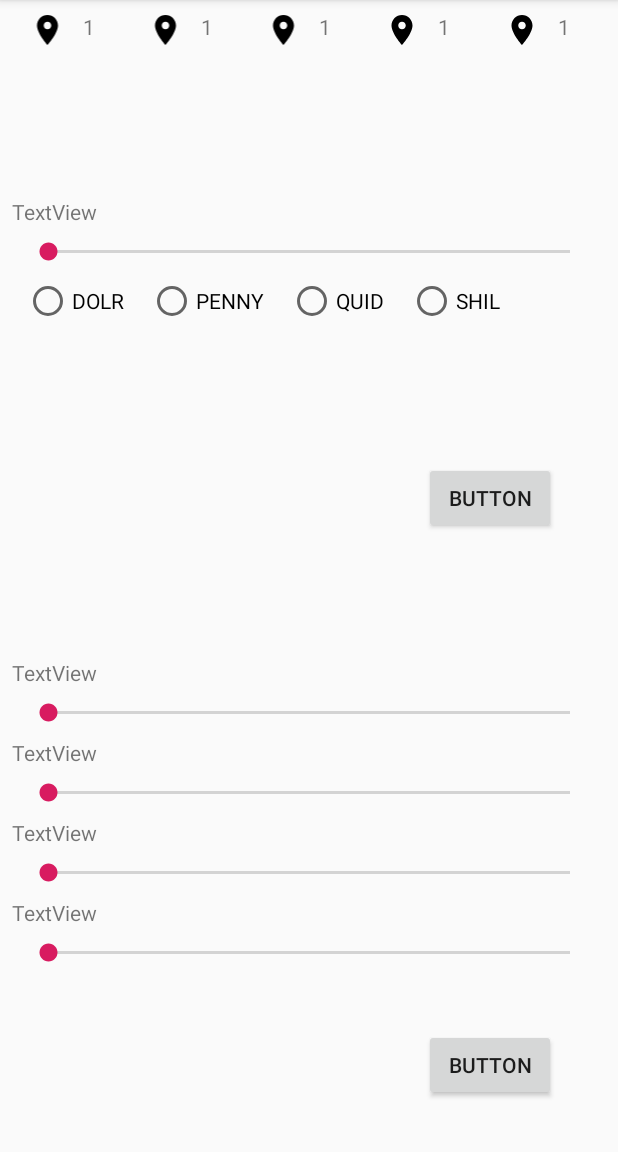
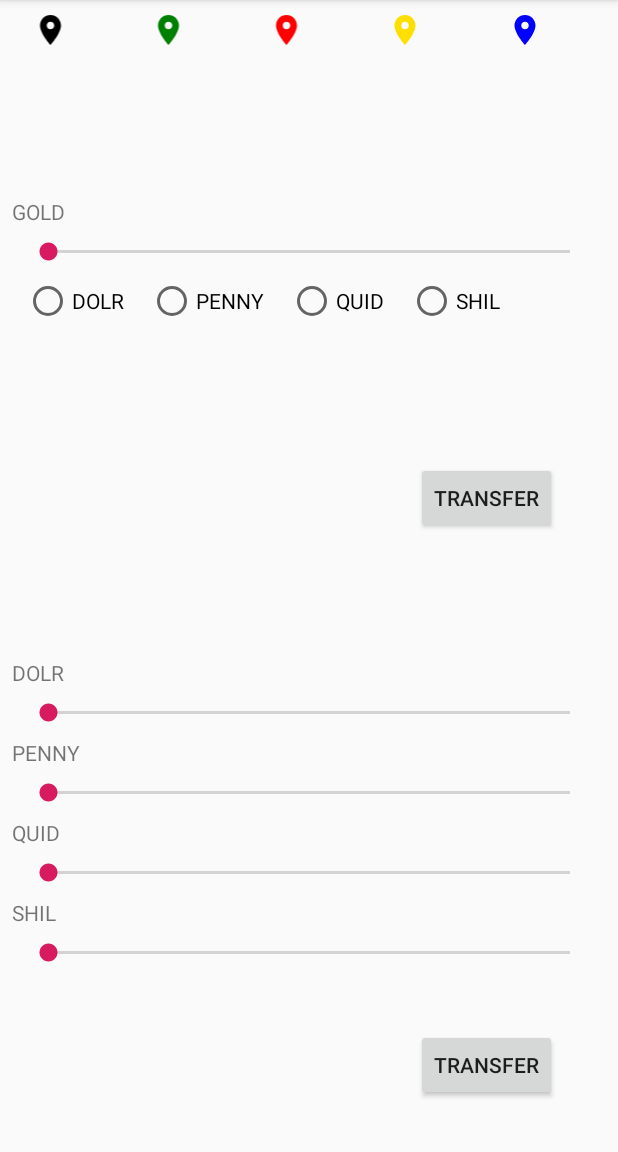
Before and after one commit to Tim-Tianyu/Coinz, an Android app: the BankActivity screen opened directly, with no data from a screen before it, on a phone screen of 412 x 824 dp, the part 84-1236 px from its top. Run offline under Robolectric (Android 15) with nearby library versions, the phone set to English and light mode, and no system bars; network calls fail.

Commit message:
naming components, retrieve exchange rate

```diff
--- a/app/src/main/java/com/example/tim/coinz/MapActivity.java
+++ b/app/src/main/java/com/example/tim/coinz/MapActivity.java
@@ -36,6 +36,9 @@ import com.mapbox.mapboxsdk.maps.MapboxMap;
 import com.mapbox.mapboxsdk.maps.OnMapReadyCallback;
 import com.mapbox.mapboxsdk.plugins.locationlayer.LocationLayerPlugin;
 
+import org.json.JSONException;
+import org.json.JSONObject;
+
 import java.util.List;
 import java.util.Objects;
 
@@ -58,6 +61,25 @@ public class MapActivity extends AppCompatActivity implements OnMapReadyCallback
         setContentView(R.layout.activity_map);
         Intent intent = getIntent();
         jsonString = intent.getStringExtra("GEO_JSON");
+        double rateShil, rateDolr, ratePenny, rateQuid;
+
+        try {
+            JSONObject jsonObject = new JSONObject(jsonString);
+            JSONObject rates = jsonObject.getJSONObject("rates");
+            rateShil = rates.getDouble("SHIL");
+            rateDolr = rates.getDouble("DOLR");
+            ratePenny = rates.getDouble("PENNY");
+            rateQuid = rates.getDouble("QUID");
+        } catch (JSONException e) {
+            e.printStackTrace();
+            rateShil = 1.0;
+            rateDolr = 1.0;
+            ratePenny = 1.0;
+            rateQuid = 1.0;
+        }
+
+        Bank.theBank = new Bank(20, 0,rateDolr, rateQuid, rateShil, ratePenny, 5,10,10,10,10);
+
         Button btnWallet = (Button) findViewById(R.id.btnWallet);
         btnWallet.setOnClickListener(new View.OnClickListener() {
             @Override
--- a/app/src/main/res/layout/activity_bank.xml
+++ b/app/src/main/res/layout/activity_bank.xml
@@ -7,7 +7,7 @@
     tools:context=".BankActivity">
 
     <LinearLayout
-        android:id="@+id/linearLayout"
+        android:id="@+id/activity_bank_ll"
         android:layout_width="match_parent"
         android:layout_height="wrap_content"
         android:layout_marginStart="8dp"
@@ -20,89 +20,84 @@
         app:layout_constraintTop_toTopOf="parent">
 
         <ImageView
-            android:id="@+id/img_gold"
+            android:id="@+id/activity_bank_img_gold"
             android:layout_width="wrap_content"
             android:layout_height="wrap_content"
             android:layout_weight="1"
             app:srcCompat="@drawable/ic_baseline_room_24px" />
 
         <TextView
-            android:id="@+id/txt_gold_value"
+            android:id="@+id/activity_bank_txt_gold_value"
+            android:layout_width="wrap_content"
+            android:layout_height="wrap_content"
+            android:layout_weight="1" />
+
+        <ImageView
+            android:id="@+id/activity_bank_img_dolr"
             android:layout_width="wrap_content"
             android:layout_height="wrap_content"
             android:layout_weight="1"
-            android:text="1" />
+            app:srcCompat="@drawable/ic_baseline_room_dolr" />
+
+        <TextView
+            android:id="@+id/activity_bank_txt_dolr_value"
+            android:layout_width="wrap_content"
+            android:layout_height="wrap_content"
+            android:layout_weight="1" />
 
         <ImageView
-            android:id="@+id/img_dolr"
+            android:id="@+id/activity_bank_img_penny"
             android:layout_width="wrap_content"
             android:layout_height="wrap_content"
             android:layout_weight="1"
-            app:srcCompat="@drawable/ic_baseline_room_24px" />
+            app:srcCompat="@drawable/ic_baseline_room_penny" />
 
         <TextView
-            android:id="@+id/txt_dolr_value"
+            android:id="@+id/activity_bank_txt_penny_value"
+            android:layout_width="wrap_content"
+            android:layout_height="wrap_content"
+            android:layout_weight="1" />
+
+        <ImageView
+            android:id="@+id/activity_bank_img_quid"
             android:layout_width="wrap_content"
             android:layout_height="wrap_content"
             android:layout_weight="1"
-            android:text="1" />
+            app:srcCompat="@drawable/ic_baseline_room_quid" />
+
+        <TextView
+            android:id="@+id/activity_bank_txt_quid_value"
+            android:layout_width="wrap_content"
+            android:layout_height="wrap_content"
+            android:layout_weight="1" />
 
         <ImageView
-            android:id="@+id/img_penny"
+            android:id="@+id/activity_bank_img_shil"
             android:layout_width="wrap_content"
             android:layout_height="wrap_content"
             android:layout_weight="1"
-            app:srcCompat="@drawable/ic_baseline_room_24px" />
+            app:srcCompat="@drawable/ic_baseline_room_shil" />
 
         <TextView
-            android:id="@+id/txt_penny_value"
+            android:id="@+id/activity_bank_txt_shil_value"
             android:layout_width="wrap_content"
             android:layout_height="wrap_content"
-            android:layout_weight="1"
-            android:text="1" />
-
-        <ImageView
-            android:id="@+id/img_quid"
-            android:layout_width="wrap_content"
-            android:layout_height="wrap_content"
-            android:layout_weight="1"
-            app:srcCompat="@drawable/ic_baseline_room_24px" />
-
-        <TextView
-            android:id="@+id/txt_quid_value"
-            android:layout_width="wrap_content"
-            android:layout_height="wrap_content"
-            android:layout_weight="1"
-            android:text="1" />
-
-        <ImageView
-            android:id="@+id/img_shil"
-            android:layout_width="wrap_content"
-            android:layout_height="wrap_content"
-            android:layout_weight="1"
-            app:srcCompat="@drawable/ic_baseline_room_24px" />
-
-        <TextView
-            android:id="@+id/txt_shil_value"
-            android:layout_width="wrap_content"
-            android:layout_height="wrap_content"
-            android:layout_weight="1"
-            android:text="1" />
+            android:layout_weight="1" />
 
     </LinearLayout>
 
     <TableLayout
-        android:id="@+id/tblGold"
+        android:id="@+id/activity_bank_tbl_gold"
         android:layout_width="match_parent"
         android:layout_height="wrap_content"
         android:layout_marginStart="8dp"
         android:layout_marginTop="8dp"
         android:layout_marginEnd="8dp"
         android:layout_marginBottom="8dp"
-        app:layout_constraintBottom_toTopOf="@+id/tblCurrency"
+        app:layout_constraintBottom_toTopOf="@+id/activity_bank_tbl_currency"
         app:layout_constraintEnd_toEndOf="parent"
         app:layout_constraintStart_toStartOf="parent"
-        app:layout_constraintTop_toBottomOf="@+id/linearLayout"
+        app:layout_constraintTop_toBottomOf="@+id/activity_bank_ll"
         app:layout_constraintVertical_bias="0.3">
 
         <TableRow
@@ -110,10 +105,10 @@
             android:layout_height="match_parent">
 
             <TextView
-                android:id="@+id/txtGoldValue"
+                android:id="@+id/activity_bank_txt_gold_title"
                 android:layout_width="wrap_content"
                 android:layout_height="wrap_content"
-                android:text="TextView" />
+                android:text="@string/GOLD" />
         </TableRow>
 
         <TableRow
@@ -121,7 +116,7 @@
             android:layout_height="match_parent">
 
             <SeekBar
-                android:id="@+id/seekGoldValue"
+                android:id="@+id/activity_bank_sb_gold"
                 android:layout_width="wrap_content"
                 android:layout_height="wrap_content"
                 android:layout_marginStart="8dp"
@@ -135,25 +130,25 @@
             android:layout_width="match_parent"
             android:layout_height="match_parent">
             <RadioButton
-                android:id="@+id/rbDOLR"
+                android:id="@+id/activity_bank_rb_dolr"
                 android:layout_width="wrap_content"
                 android:layout_height="wrap_content"
                 android:text= "@string/DOLR"
                 android:layout_marginHorizontal="8dp"/>
             <RadioButton
-                android:id="@+id/rbPENNY"
+                android:id="@+id/activity_bank_rb_penny"
                 android:layout_width="wrap_content"
                 android:layout_height="wrap_content"
                 android:text="@string/PENNY"
                 android:layout_marginHorizontal="8dp"/>
             <RadioButton
-                android:id="@+id/rbQUID"
+                android:id="@+id/activity_bank_rb_quid"
                 android:layout_width="wrap_content"
                 android:layout_height="wrap_content"
                 android:text="@string/QUID"
                 android:layout_marginHorizontal="8dp"/>
             <RadioButton
-                android:id="@+id/rbSHIL"
+                android:id="@+id/activity_bank_rb_shil"
                 android:layout_width="wrap_content"
                 android:layout_height="wrap_content"
                 android:text="@string/SHIL"
@@ -162,22 +157,22 @@
     </TableLayout>
 
     <Button
-        android:id="@+id/button2"
+        android:id="@+id/activity_bank_btn_transfer_gold"
         android:layout_width="wrap_content"
         android:layout_height="wrap_content"
         android:layout_marginStart="8dp"
         android:layout_marginTop="8dp"
         android:layout_marginEnd="8dp"
-        android:text="Button"
-        app:layout_constraintBottom_toTopOf="@+id/tblCurrency"
+        android:text="@string/transfer"
+        app:layout_constraintBottom_toTopOf="@+id/activity_bank_tbl_currency"
         app:layout_constraintEnd_toEndOf="parent"
         app:layout_constraintHorizontal_bias="0.892"
         app:layout_constraintStart_toStartOf="parent"
-        app:layout_constraintTop_toBottomOf="@+id/tblGold"
+        app:layout_constraintTop_toBottomOf="@+id/activity_bank_tbl_gold"
         app:layout_constraintVertical_bias="0.5" />
 
     <TableLayout
-        android:id="@+id/tblCurrency"
+        android:id="@+id/activity_bank_tbl_currency"
         android:layout_width="match_parent"
         android:layout_height="wrap_content"
         android:layout_marginStart="8dp"
@@ -195,10 +190,10 @@
             android:layout_height="match_parent">
 
             <TextView
-                android:id="@+id/textView1"
+                android:id="@+id/activity_bank_txt_dolr_title"
                 android:layout_width="wrap_content"
                 android:layout_height="wrap_content"
-                android:text="TextView" />
+                android:text="@string/DOLR" />
         </TableRow>
 
         <TableRow
@@ -206,7 +201,7 @@
             android:layout_height="match_parent">
 
             <SeekBar
-                android:id="@+id/seekBar1"
+                android:id="@+id/activity_bank_sb_dolr"
                 android:layout_width="wrap_content"
                 android:layout_height="wrap_content"
                 android:layout_marginStart="8dp"
@@ -221,10 +216,10 @@
             android:layout_height="match_parent">
 
             <TextView
-                android:id="@+id/textView2"
+                android:id="@+id/activity_bank_txt_penny_title"
                 android:layout_width="wrap_content"
                 android:layout_height="wrap_content"
-                android:text="TextView" />
+                android:text="@string/PENNY" />
         </TableRow>
 
         <TableRow
@@ -232,7 +227,7 @@
             android:layout_height="match_parent">
 
             <SeekBar
-                android:id="@+id/seekBar2"
+                android:id="@+id/activity_bank_sb_penny"
                 android:layout_width="wrap_content"
                 android:layout_height="wrap_content"
                 android:layout_marginStart="8dp"
@@ -247,10 +242,10 @@
             android:layout_height="match_parent">
 
             <TextView
-                android:id="@+id/textView3"
+                android:id="@+id/activity_bank_txt_quid_title"
                 android:layout_width="wrap_content"
                 android:layout_height="wrap_content"
-                android:text="TextView" />
+                android:text="@string/QUID" />
         </TableRow>
 
         <TableRow
@@ -258,7 +253,7 @@
             android:layout_height="match_parent">
 
             <SeekBar
-                android:id="@+id/seekBar3"
+                android:id="@+id/activity_bank_sb_quid"
                 android:layout_width="wrap_content"
                 android:layout_height="wrap_content"
                 android:layout_marginStart="8dp"
@@ -273,10 +268,10 @@
             android:layout_height="match_parent">
 
             <TextView
-                android:id="@+id/textView4"
+                android:id="@+id/activity_bank_txt_shil_title"
                 android:layout_width="wrap_content"
                 android:layout_height="wrap_content"
-                android:text="TextView" />
+                android:text="@string/SHIL" />
         </TableRow>
 
         <TableRow
@@ -284,7 +279,7 @@
             android:layout_height="match_parent">
 
             <SeekBar
-                android:id="@+id/seekBar4"
+                android:id="@+id/activity_bank_sb_shil"
                 android:layout_width="wrap_content"
                 android:layout_height="wrap_content"
                 android:layout_marginStart="8dp"
@@ -296,19 +291,19 @@
     </TableLayout>
 
     <Button
-        android:id="@+id/button"
+        android:id="@+id/activity_bank_btn_transfer_currency"
         android:layout_width="wrap_content"
         android:layout_height="wrap_content"
         android:layout_marginStart="8dp"
         android:layout_marginTop="8dp"
         android:layout_marginEnd="8dp"
         android:layout_marginBottom="8dp"
-        android:text="Button"
+        android:text="@string/transfer"
         app:layout_constraintBottom_toBottomOf="parent"
         app:layout_constraintEnd_toEndOf="parent"
         app:layout_constraintHorizontal_bias="0.892"
         app:layout_constraintStart_toStartOf="parent"
-        app:layout_constraintTop_toBottomOf="@+id/tblCurrency" />
+        app:layout_constraintTop_toBottomOf="@+id/activity_bank_tbl_currency" />
 
 
 
--- a/app/src/main/res/values/strings.xml
+++ b/app/src/main/res/values/strings.xml
@@ -5,4 +5,6 @@
     <string name="DOLR">DOLR</string>
     <string name="QUID">QUID</string>
     <string name="PENNY">PENNY</string>
+    <string name="transfer">Transfer</string>
+    <string name="GOLD">GOLD</string>
 </resources>
```
